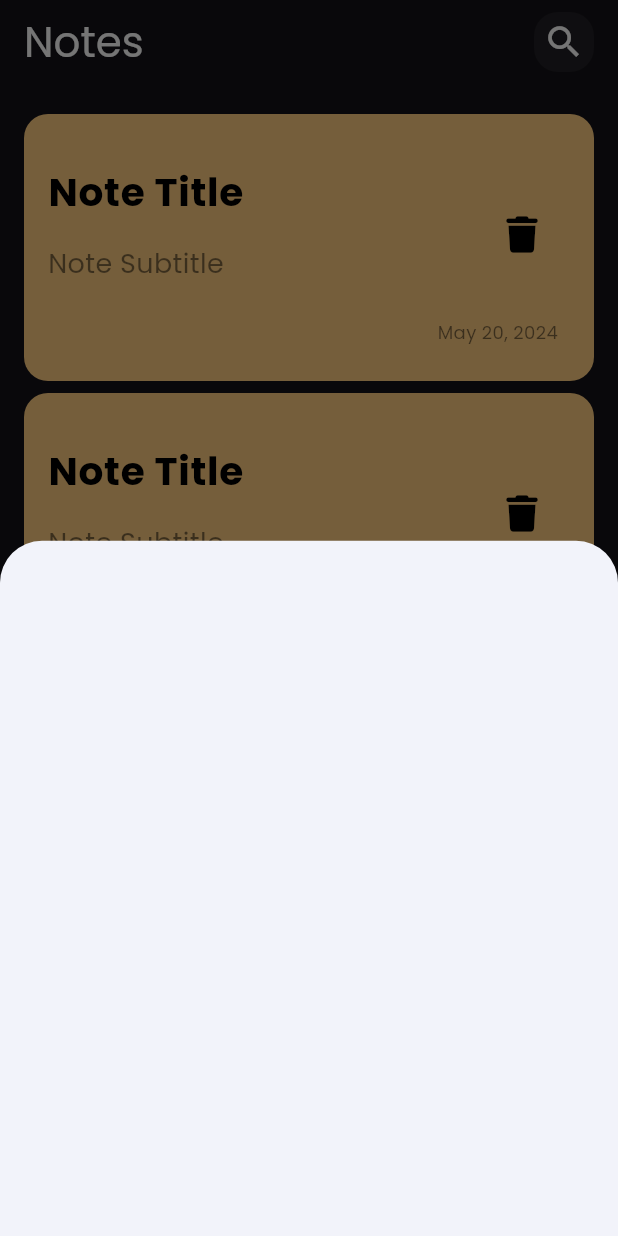
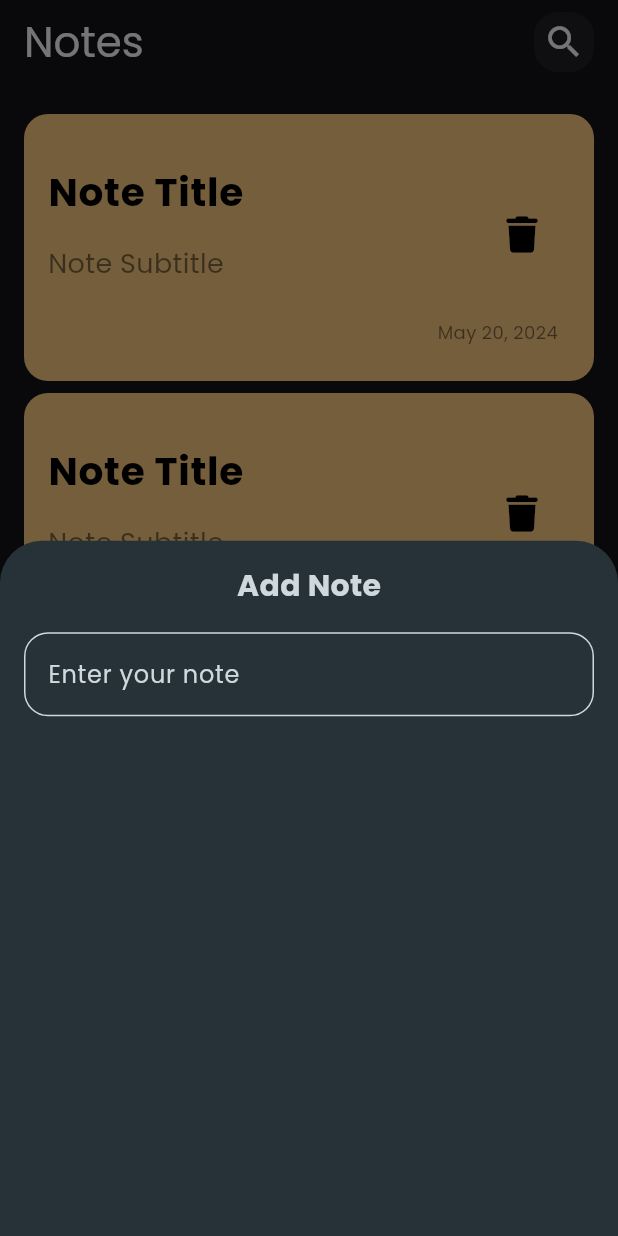
Before and after one commit to MohammedHashemBdier/Notes-App, a Flutter app: the screen it shows after launch, after a tap on an icon or button, on a phone screen of 412 x 824 dp. Run offline on Flutter 3.47's test engine with Material 3 defaults, Android fonts, the phone set to English and light mode, and no system bars; our stand-ins replace font_awesome_flutter.

Commit message:
Custom text field

```diff
--- a/lib/main.dart
+++ b/lib/main.dart
@@ -21,7 +21,7 @@ class NotesApp extends StatelessWidget {
           titleLarge: TextStyle(fontFamily: 'Poppins'),
         ),
         colorScheme: ColorScheme.fromSeed(
-          seedColor: Colors.blue,
+          seedColor: Colors.blueGrey,
         ),
       ),
       home: const NotesView(),
--- a/lib/views/notes_view.dart
+++ b/lib/views/notes_view.dart
@@ -11,16 +11,20 @@ class NotesView extends StatelessWidget {
   Widget build(BuildContext context) {
     return Scaffold(
       floatingActionButton: FloatingActionButton(
+        backgroundColor: Colors.blueGrey[900],
         onPressed: () {
           showModalBottomSheet(
+            elevation: 10,
+            backgroundColor: Colors.blueGrey[900],
             context: context,
             builder: (context) {
               return const AddNoteBottomSheet();
             },
           );
         },
-        child: const Icon(
+        child: Icon(
           FontAwesomeIcons.plus,
+          color: Colors.blueGrey[100],
         ),
       ),
       appBar: notesViewAppBar(),
--- a/lib/views/widgets/add_note_bottom_sheet.dart
+++ b/lib/views/widgets/add_note_bottom_sheet.dart
@@ -1,4 +1,5 @@
 import 'package:flutter/material.dart';
+import 'package:notes_app/views/widgets/custom_text_field.dart';
 
 class AddNoteBottomSheet extends StatelessWidget {
   const AddNoteBottomSheet({
@@ -7,6 +8,24 @@ class AddNoteBottomSheet extends StatelessWidget {
 
   @override
   Widget build(BuildContext context) {
-    return Container();
+    return Padding(
+      padding: const EdgeInsets.all(16),
+      child: Column(
+        children: [
+          Text(
+            'Add Note',
+            style: TextStyle(
+              fontSize: 20,
+              fontWeight: FontWeight.bold,
+              color: Colors.blueGrey[100],
+            ),
+          ),
+          const SizedBox(height: 16),
+          const CustomTextField(
+            hintText: 'Enter your note',
+          ),
+        ],
+      ),
+    );
   }
 }
--- /dev/null
+++ b/lib/views/widgets/custom_text_field.dart
@@ -0,0 +1,30 @@
+import 'package:flutter/material.dart';
+
+class CustomTextField extends StatelessWidget {
+  const CustomTextField({super.key, required this.hintText});
+  final String hintText;
+  @override
+  Widget build(BuildContext context) {
+    return TextField(
+      cursorColor: Colors.blueGrey,
+      decoration: InputDecoration(
+        border: buildBorder(),
+        enabledBorder: buildBorder(),
+        focusedBorder: buildBorder(Colors.blueGrey),
+        hintText: hintText,
+        hintStyle: TextStyle(
+          color: Colors.blueGrey[100],
+        ),
+      ),
+    );
+  }
+
+  OutlineInputBorder buildBorder([Color? color]) {
+    return OutlineInputBorder(
+      borderRadius: BorderRadius.circular(16),
+      borderSide: BorderSide(
+        color: color ?? Colors.blueGrey[100]!,
+      ),
+    );
+  }
+}
```
